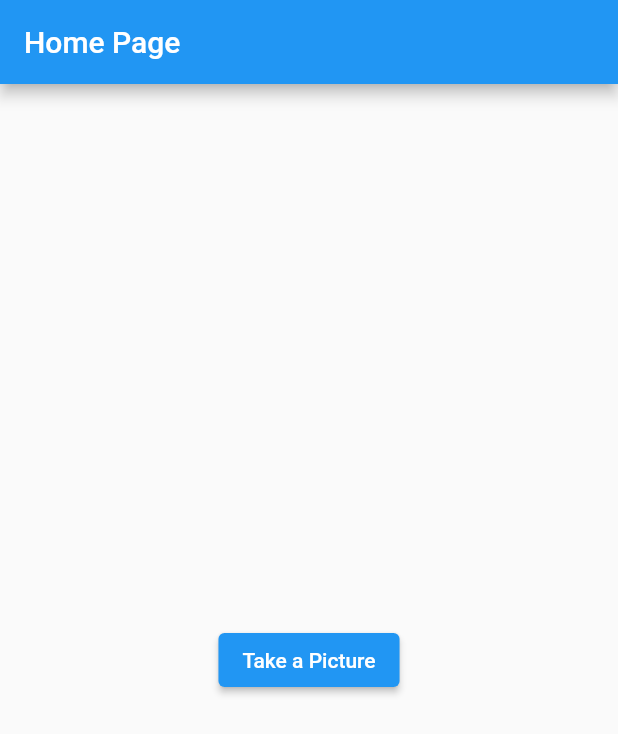
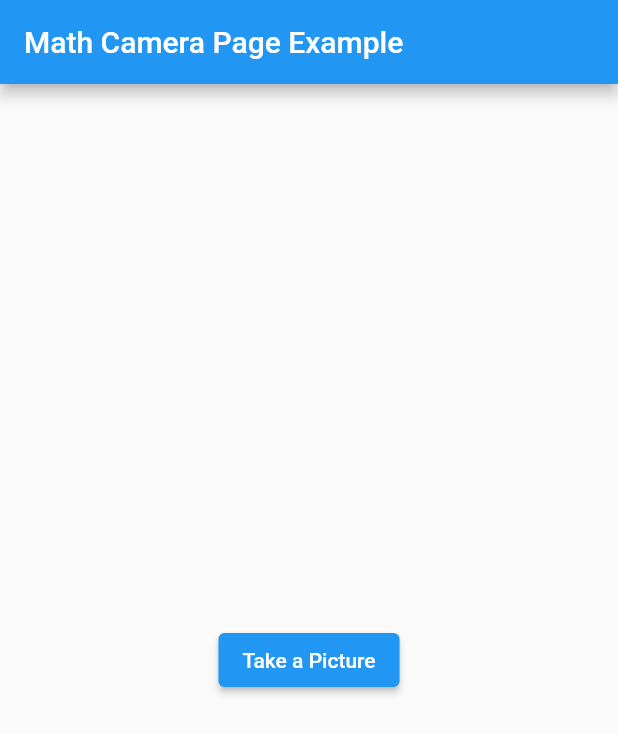
Before and after one commit to LaniW/track_cam_math, a Flutter app: the screen it shows after launch, on a phone screen of 412 x 824 dp. Shown: the top 734 px of the screen. Run offline on Flutter 3.47's test engine with Material 2 defaults, Android fonts, the phone set to English and light mode, and no system bars; our stand-ins replace camera, socket_io_client.

Commit message:
import socket.io + web edits

```diff
--- a/lib/camera.dart
+++ b/lib/camera.dart
@@ -2,6 +2,10 @@ import 'package:camera/camera.dart';
 import 'package:flutter/material.dart';
 import 'package:flutter/cupertino.dart';
 import 'package:math_lab_camera/view.dart';
+
+//Only works for Chrome and Edge
+//Needs to work for: Android, iOS and Windows
+//Android: The app loads on the emulator but crashes during compiling (Flutter Demo Home Page)
 
 class Camera extends StatefulWidget {
   const Camera({Key? key, required this.cameras}) : super(key: key);
--- a/lib/homepage.dart
+++ b/lib/homepage.dart
@@ -13,7 +13,7 @@ class _HomePageState extends State<HomePage> {
   @override
   Widget build(BuildContext context) {
     return Scaffold(
-      appBar: AppBar(title: const Text("Home Page")),
+      appBar: AppBar(title: const Text("Math Camera Page Example")),
       body: SafeArea(
         child: Center(
             child: ElevatedButton(
--- a/lib/main.dart
+++ b/lib/main.dart
@@ -1,5 +1,6 @@
 import 'package:flutter/material.dart';
 import 'package:math_lab_camera/homepage.dart';
+import 'package:socket_io_client/socket_io_client.dart';
 
 void main() {
   runApp(const MyApp());
--- a/pubspec.yaml
+++ b/pubspec.yaml
@@ -37,6 +37,7 @@ dependencies:
   # Use with the CupertinoIcons class for iOS style icons.
   cupertino_icons: ^1.0.2
   camera: ^0.10.0+4
+  socket_io_client: ^2.0.0
 
 dev_dependencies:
   flutter_test:
```
Also changed, not shown: pubspec.lock.
